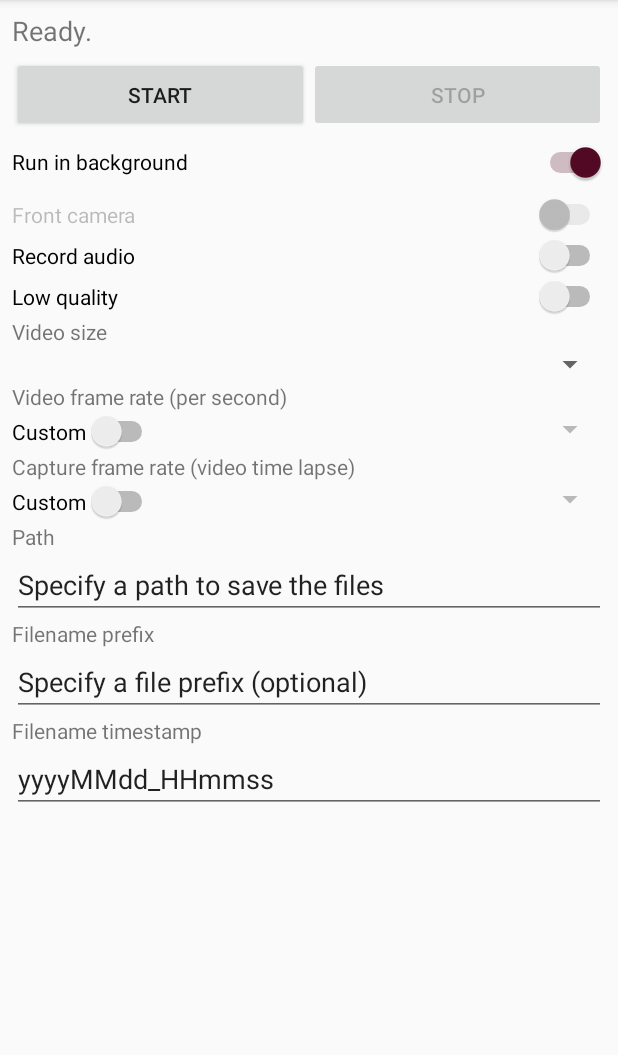
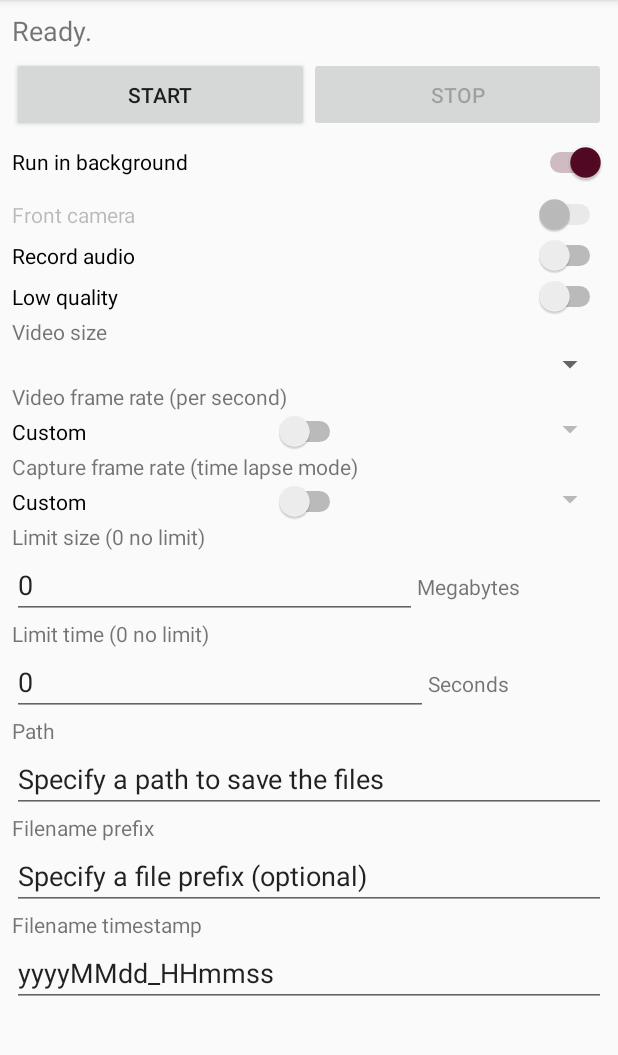
Before and after one commit to fedecris/gapcap, an Android app: the screen it shows after launch (MainActivity), on a phone screen of 412 x 824 dp, the part 84-1139 px from its top. Run offline under Robolectric (Android 15) with nearby library versions, the phone set to English and light mode, and no system bars; 3 statements that could not run were skipped.

Commit message:
Limitar tiempo y/o tamaño del archivo

```diff
--- a/app/src/main/java/ar/com/federicocristina/gapcap/Constants.java
+++ b/app/src/main/java/ar/com/federicocristina/gapcap/Constants.java
@@ -39,5 +39,9 @@ public class Constants {
     public static String PREFERENCE_CUSTOM_VIDEO_FRAME_RATE         = "CUSTOM_VIDEO_FRAME_RATE";
     // Shared preference: custom capture frame rate
     public static String PREFERENCE_CUSTOM_CAPTURE_FRAME_RATE       = "CUSTOM_CAPTURE_FRAME_RATE";
+    // Shared preference: limit size
+    public static String PREFERENCE_LIMIT_SIZE                      = "LIMIT_SIZE";
+    // Shared preference: limit time
+    public static String PREFERENCE_LIMIT_TIME                      = "LIMIT_TIME";
 
 }
--- a/app/src/main/java/ar/com/federicocristina/gapcap/MainActivity.java
+++ b/app/src/main/java/ar/com/federicocristina/gapcap/MainActivity.java
@@ -10,7 +10,6 @@ import android.os.Bundle;
 import android.view.SurfaceHolder;
 import android.view.SurfaceView;
 import android.view.View;
-import android.widget.AdapterView;
 import android.widget.ArrayAdapter;
 import android.widget.Button;
 import android.widget.CompoundButton;
@@ -33,6 +32,8 @@ public class MainActivity extends AppCompatActivity implements SurfaceHolder.Cal
     public static SurfaceView mSurfaceView;
     public static SurfaceHolder mSurfaceHolder;
     public static FrameLayout mFrameLayoutPreview;
+    // Intent instance
+    public static Intent instance;
     // Estado de grabacion
     public static boolean mRecordingStatus = false;
     // Tamaños de grabacion
@@ -70,6 +71,10 @@ public class MainActivity extends AppCompatActivity implements SurfaceHolder.Cal
     public static TextView status;
     // Ejecutar en background?
     public static Switch runInBackgroundSwitch;
+    // Limitar tamaño
+    public static EditText limitSizeMBEditText;
+    // Limitar tiempo
+    public static EditText limitTimeSecsEditText;
 
     @Override
     protected void onCreate(Bundle savedInstanceState) {
@@ -85,7 +90,7 @@ public class MainActivity extends AppCompatActivity implements SurfaceHolder.Cal
         mSurfaceHolder = mSurfaceView.getHolder();
         mSurfaceHolder.addCallback(this);
         mSurfaceHolder.setType(SurfaceHolder.SURFACE_TYPE_PUSH_BUFFERS);
-        mFrameLayoutPreview = (FrameLayout) findViewById(R.id.frameLayout_preview);
+        instance = new Intent(MainActivity.this, RecorderService.class);
 
         // Recuperar componentes generales
         startButton = findViewById(R.id.button_startService);
@@ -103,6 +108,8 @@ public class MainActivity extends AppCompatActivity implements SurfaceHolder.Cal
         captureFrameRateSpinner = (Spinner)findViewById(R.id.spinner_captureFrameRate);
         frontalCameraSwitch = (Switch)findViewById(R.id.switch_frontalCamera);
         frontalCameraSwitch.setEnabled(Utils.existsFrontalCamera());
+        limitSizeMBEditText = findViewById(R.id.limitSizeEditText);
+        limitTimeSecsEditText = findViewById(R.id.limitTimeEditText);
 
         // Modos de captura
         loadSupportedVideoSizes(frontalCameraSwitch.isChecked());
@@ -161,7 +168,7 @@ public class MainActivity extends AppCompatActivity implements SurfaceHolder.Cal
     }
 
     public void detener(View v) {
-        stopService(new Intent(MainActivity.this, RecorderService.class));
+        stopService(instance);
     }
 
     /** Activa o desactiva los botones segun el estado de grabacion */
@@ -249,6 +256,8 @@ public class MainActivity extends AppCompatActivity implements SurfaceHolder.Cal
         videoSizeSpinner.setSelection(preferences.getInt(Constants.PREFERENCE_VIDEO_SIZE, 0));
         videoFrameRateSpinner.setSelection(preferences.getInt(Constants.PREFERENCE_VIDEO_FRAME_RATE, 0));
         captureFrameRateSpinner.setSelection(preferences.getInt(Constants.PREFERENCE_CAPTURE_FRAME_RATE, 0));
+        limitSizeMBEditText.setText(preferences.getString(Constants.PREFERENCE_LIMIT_SIZE, "0"));
+        limitTimeSecsEditText.setText(preferences.getString(Constants.PREFERENCE_LIMIT_TIME, "0"));
     }
 
     protected void saveSharedPreferences() {
@@ -266,6 +275,8 @@ public class MainActivity extends AppCompatActivity implements SurfaceHolder.Cal
         editor.putInt(Constants.PREFERENCE_VIDEO_SIZE, videoSizeSpinner.getSelectedItemPosition());
         editor.putInt(Constants.PREFERENCE_VIDEO_FRAME_RATE, videoFrameRateSpinner.getSelectedItemPosition());
         editor.putInt(Constants.PREFERENCE_CAPTURE_FRAME_RATE, captureFrameRateSpinner.getSelectedItemPosition());
+        editor.putString(Constants.PREFERENCE_LIMIT_SIZE, limitSizeMBEditText.getText().toString());
+        editor.putString(Constants.PREFERENCE_LIMIT_TIME, limitTimeSecsEditText.getText().toString());
         editor.commit();
     }
 
@@ -279,22 +290,28 @@ public class MainActivity extends AppCompatActivity implements SurfaceHolder.Cal
         if (!Utils.recordingPathExists()) {
             return "Specified path does not exist";
         }
+        if (limitSizeMBEditText.getText().length()==0) {
+            return "Must specify size limit (or 0 if no limit)";
+        }
+        if (limitTimeSecsEditText.getText().length()==0) {
+            return "Must specify time limit (or 0 if no limit)";
+        }
         return null;
     }
 
 
     @Override
     public void surfaceCreated(SurfaceHolder holder) {
-
+        //Toast.makeText(getBaseContext(), "SURFACE CREATED", Toast.LENGTH_SHORT).show();
     }
 
     @Override
     public void surfaceChanged(SurfaceHolder holder, int format, int width, int height) {
-
+        //Toast.makeText(getBaseContext(), "SURFACE CHANGED", Toast.LENGTH_SHORT).show();
     }
 
     @Override
     public void surfaceDestroyed(SurfaceHolder holder) {
-
+        //Toast.makeText(getBaseContext(), "SURFACE DESTROYED", Toast.LENGTH_SHORT).show();
     }
 }
--- a/app/src/main/res/layout/activity_main.xml
+++ b/app/src/main/res/layout/activity_main.xml
@@ -103,7 +103,7 @@
                 android:text="Low quality" />
 
             <TextView
-                android:id="@+id/textView"
+                android:id="@+id/videoSizetextView"
                 android:layout_width="match_parent"
                 android:layout_height="wrap_content"
                 android:text="Video size" />
@@ -114,12 +114,13 @@
                 android:layout_height="wrap_content" />
 
             <TextView
-                android:id="@+id/textView4"
+                android:id="@+id/videoFrameRateTextView"
                 android:layout_width="match_parent"
                 android:layout_height="wrap_content"
                 android:text="Video frame rate (per second)" />
 
             <LinearLayout
+                android:id="@+id/VIDEO_FRAME_RATE"
                 android:layout_width="match_parent"
                 android:layout_height="match_parent"
                 android:orientation="horizontal">
@@ -128,7 +129,7 @@
                     android:id="@+id/switch_customVideoFrameRate"
                     android:layout_width="wrap_content"
                     android:layout_height="wrap_content"
-                    android:layout_weight="0"
+                    android:layout_weight="1"
                     android:text="@string/Custom" />
 
                 <Spinner
@@ -139,12 +140,13 @@
             </LinearLayout>
 
             <TextView
-                android:id="@+id/textView6"
+                android:id="@+id/captureFrameRateTextView"
                 android:layout_width="match_parent"
                 android:layout_height="wrap_content"
-                android:text="Capture frame rate (video time lapse)" />
+                android:text="Capture frame rate (time lapse mode)" />
 
             <LinearLayout
+                android:id="@+id/CAPTURE_FRAME_RATE"
                 android:layout_width="match_parent"
                 android:layout_height="match_parent"
                 android:orientation="horizontal">
@@ -153,7 +155,7 @@
                     android:id="@+id/switch_customCaptureFrameRate"
                     android:layout_width="wrap_content"
                     android:layout_height="wrap_content"
-                    android:layout_weight="0"
+                    android:layout_weight="1"
                     android:text="@string/Custom" />
 
                 <Spinner
@@ -164,7 +166,61 @@
             </LinearLayout>
 
             <TextView
-                android:id="@+id/textView2"
+                android:id="@+id/textView4"
+                android:layout_width="match_parent"
+                android:layout_height="wrap_content"
+                android:text="Limit size (0 no limit)" />
+
+            <LinearLayout
+                android:layout_width="match_parent"
+                android:layout_height="match_parent"
+                android:orientation="horizontal">
+
+                <EditText
+                    android:id="@+id/limitSizeEditText"
+                    android:layout_width="wrap_content"
+                    android:layout_height="wrap_content"
+                    android:layout_weight="1"
+                    android:ems="10"
+                    android:inputType="number" />
+
+                <TextView
+                    android:id="@+id/textView6"
+                    android:layout_width="wrap_content"
+                    android:layout_height="wrap_content"
+                    android:layout_weight="1"
+                    android:text="Megabytes" />
+            </LinearLayout>
+
+            <TextView
+                android:id="@+id/textView5"
+                android:layout_width="match_parent"
+                android:layout_height="wrap_content"
+                android:text="Limit time (0 no limit)" />
+
+            <LinearLayout
+                android:layout_width="match_parent"
+                android:layout_height="match_parent"
+                android:orientation="horizontal">
+
+                <EditText
+                    android:id="@+id/limitTimeEditText"
+                    android:layout_width="wrap_content"
+                    android:layout_height="wrap_content"
+                    android:layout_weight="1"
+                    android:ems="10"
+                    android:inputType="number" />
+
+                <TextView
+                    android:id="@+id/textView7"
+                    android:layout_width="wrap_content"
+                    android:layout_height="wrap_content"
+                    android:layout_weight="1"
+                    android:text="Seconds" />
+            </LinearLayout>
+
+            <TextView
+                android:id="@+id/PathView"
                 android:layout_width="match_parent"
                 android:layout_height="wrap_content"
                 android:text="Path" />
@@ -180,7 +236,7 @@
                 tools:targetApi="o" />
 
             <TextView
-                android:id="@+id/textView3"
+                android:id="@+id/FilePrefixView"
                 android:layout_width="match_parent"
                 android:layout_height="wrap_content"
                 android:text="Filename prefix" />
@@ -193,7 +249,7 @@
                 android:inputType="textPersonName" />
 
             <TextView
-                android:id="@+id/textView5"
+                android:id="@+id/FilenameTimeStamptextView"
                 android:layout_width="match_parent"
                 android:layout_height="wrap_content"
                 android:text="Filename timestamp" />
```
Also changed, not shown: app/src/main/java/ar/com/federicocristina/gapcap/RecorderService.java (+35 -35 lines).
